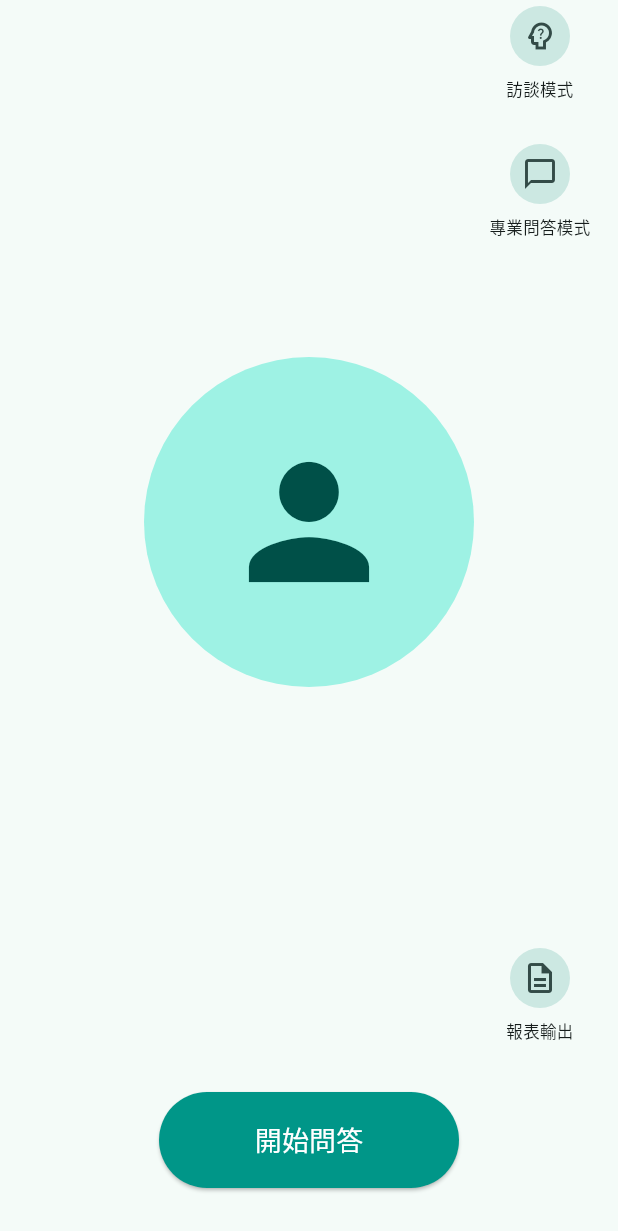
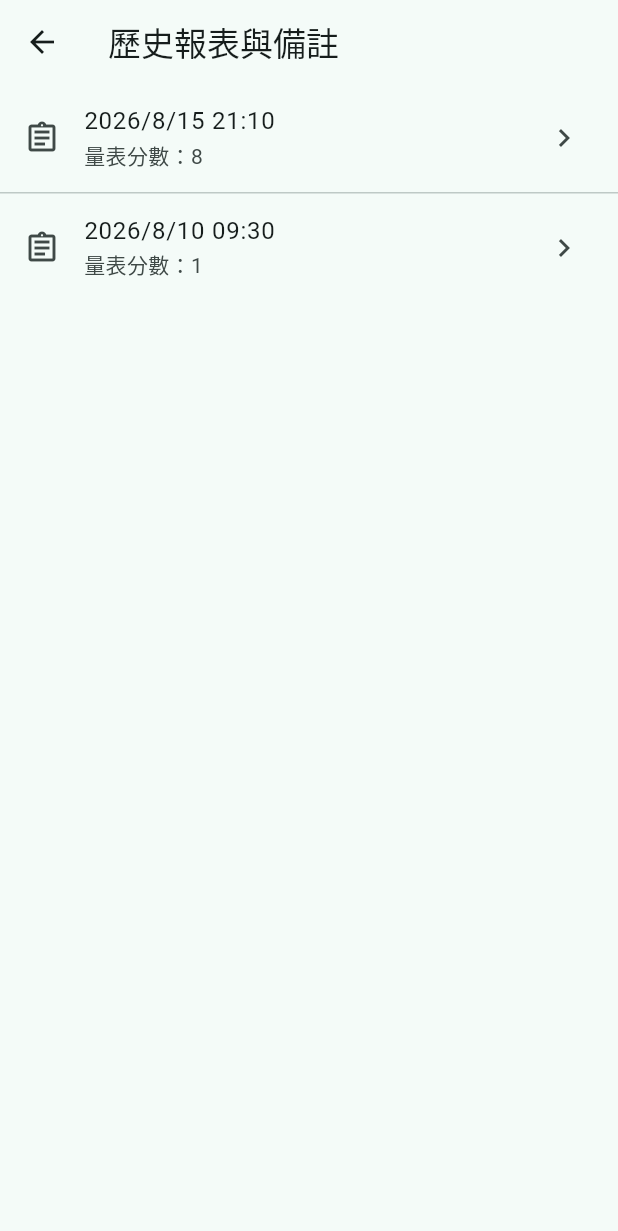
Before and after one commit to ChouTerry-20240925/voice-app, a Flutter app: the screen it shows after launch, after a tap on the "description" icon, on a phone screen of 412 x 824 dp. Shown: the top 1231 px of the screen. Run offline on Flutter 3.47's test engine with Material 3 defaults, Android fonts, the phone set to English and light mode, and no system bars.

Commit message:
新增歷史報表清單頁與報表詳情頁（含備註輸入）

```diff
--- /dev/null
+++ b/frontend/lib/data/fake_reports.dart
@@ -0,0 +1,32 @@
+import '../models/report_record.dart';
+
+List<ReportRecord> buildFakeReportRecords() {
+  return [
+    ReportRecord(
+      id: '1',
+      createdAt: DateTime(2026, 8, 15, 21, 10),
+      reportContent:
+          '問題一 睡眠困難 回答:非常難入睡，一直做夢 =>分數：3\n'
+          '問題二 焦慮不安 回答:最近工作壓力大，常常心悸 =>分數：2\n'
+          '問題三 易怒情緒 回答:還好，沒有特別生氣 =>分數：0\n'
+          '問題四 低落沮喪 回答:覺得提不起勁 =>分數：1\n'
+          '問題五 自信心低落 回答:覺得自己表現很差 =>分數：2\n'
+          '問題六 負面念頭 回答:完全沒有 =>分數：0',
+      totalScore: 8,
+      resultAnalysis: '中度情緒困擾。建議您適度安排放鬆活動，若持續不適可考慮尋求專業諮詢。',
+    ),
+    ReportRecord(
+      id: '2',
+      createdAt: DateTime(2026, 8, 10, 9, 30),
+      reportContent:
+          '問題一 睡眠困難 回答:睡得還算安穩 =>分數：0\n'
+          '問題二 焦慮不安 回答:偶爾會緊張 =>分數：1\n'
+          '問題三 易怒情緒 回答:沒有特別煩躁 =>分數：0\n'
+          '問題四 低落沮喪 回答:心情大致平穩 =>分數：0\n'
+          '問題五 自信心低落 回答:對自己還算有信心 =>分數：0\n'
+          '問題六 負面念頭 回答:完全沒有 =>分數：0',
+      totalScore: 1,
+      resultAnalysis: '情緒狀態良好，無明顯困擾，請持續保持良好的生活習慣。',
+    ),
+  ];
+}
--- a/frontend/lib/main.dart
+++ b/frontend/lib/main.dart
@@ -1,4 +1,6 @@
 import 'package:flutter/material.dart';
+
+import 'screens/report_history_screen.dart';
 
 void main() {
   runApp(const VoiceBsrsApp());
@@ -43,7 +45,11 @@ class _HomeScreenState extends State<HomeScreen> {
 
   void _selectQaMode() {}
 
-  void _openReportHistory() {}
+  void _openReportHistory() {
+    Navigator.of(context).push(
+      MaterialPageRoute(builder: (_) => const ReportHistoryScreen()),
+    );
+  }
 
   @override
   Widget build(BuildContext context) {
--- /dev/null
+++ b/frontend/lib/models/report_record.dart
@@ -0,0 +1,17 @@
+class ReportRecord {
+  ReportRecord({
+    required this.id,
+    required this.createdAt,
+    required this.reportContent,
+    required this.totalScore,
+    required this.resultAnalysis,
+    this.note = '',
+  });
+
+  final String id;
+  final DateTime createdAt;
+  final String reportContent;
+  final int totalScore;
+  final String resultAnalysis;
+  String note;
+}
--- /dev/null
+++ b/frontend/lib/screens/report_history_screen.dart
@@ -0,0 +1,55 @@
+import 'package:flutter/material.dart';
+
+import '../data/fake_reports.dart';
+import '../models/report_record.dart';
+import 'report_detail_screen.dart';
+
+class ReportHistoryScreen extends StatefulWidget {
+  const ReportHistoryScreen({super.key});
+
+  @override
+  State<ReportHistoryScreen> createState() => _ReportHistoryScreenState();
+}
+
+class _ReportHistoryScreenState extends State<ReportHistoryScreen> {
+  late final List<ReportRecord> _records;
+
+  @override
+  void initState() {
+    super.initState();
+    _records = buildFakeReportRecords()
+      ..sort((a, b) => b.createdAt.compareTo(a.createdAt));
+  }
+
+  @override
+  Widget build(BuildContext context) {
+    return Scaffold(
+      appBar: AppBar(title: const Text('歷史報表與備註')),
+      body: _records.isEmpty
+          ? const Center(child: Text('尚無測驗紀錄'))
+          : ListView.separated(
+              itemCount: _records.length,
+              separatorBuilder: (_, _) => const Divider(height: 1),
+              itemBuilder: (context, index) {
+                final record = _records[index];
+                return ListTile(
+                  leading: const Icon(Icons.assignment_outlined),
+                  title: Text(
+                    '${record.createdAt.year}/${record.createdAt.month}/${record.createdAt.day} '
+                    '${record.createdAt.hour.toString().padLeft(2, '0')}:${record.createdAt.minute.toString().padLeft(2, '0')}',
+                  ),
+                  subtitle: Text('量表分數：${record.totalScore}'),
+                  trailing: const Icon(Icons.chevron_right),
+                  onTap: () {
+                    Navigator.of(context).push(
+                      MaterialPageRoute(
+                        builder: (_) => ReportDetailScreen(record: record),
+                      ),
+                    );
+                  },
+                );
+              },
+            ),
+    );
+  }
+}
```
Also changed, not shown: frontend/lib/screens/report_detail_screen.dart (added, +93 -0 lines).
